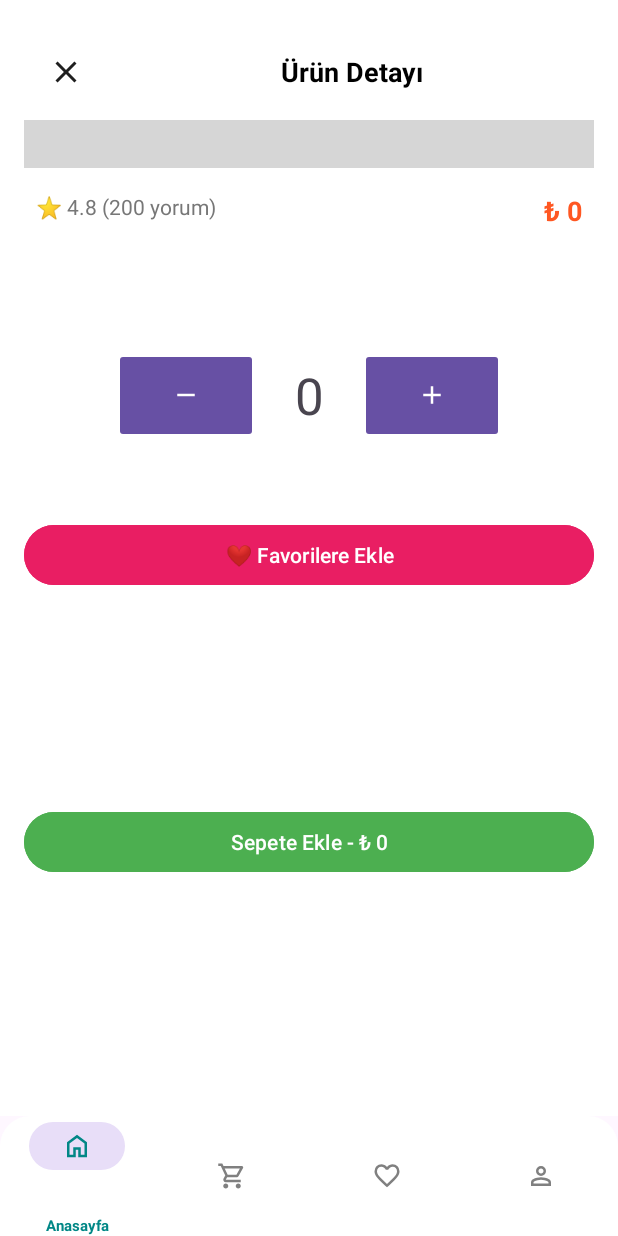
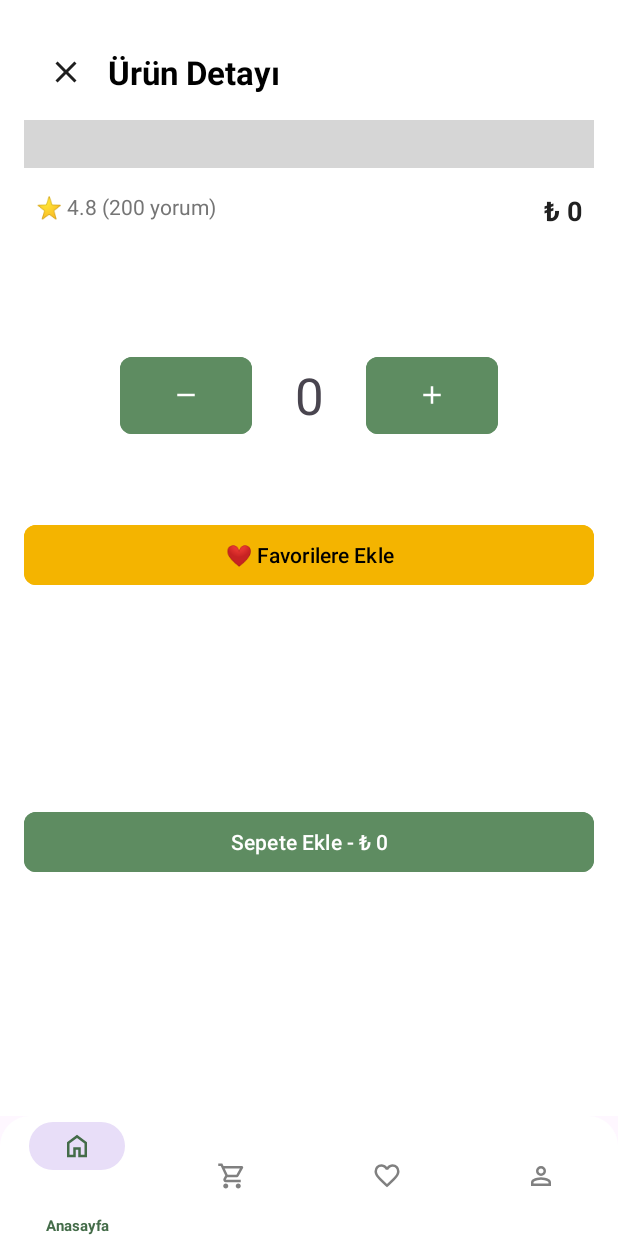
Before and after one commit to HakanEmikk/FoodOrderApp, an Android app: the fragment FoodDetailsFragment placed in its activity, on a phone screen of 412 x 824 dp. Run offline under Robolectric (Android 15) with nearby library versions, the phone set to English and light mode, and no system bars; our stand-ins replace Dagger/Hilt's generated code, navigation-ui; pictures from the network do not load; 2 statements that could not run were skipped; grey boxes are pictures that could not be loaded.

Commit message:
design update

```diff
--- a/app/src/main/res/layout/fragment_food_details.xml
+++ b/app/src/main/res/layout/fragment_food_details.xml
@@ -4,7 +4,7 @@
     xmlns:tools="http://schemas.android.com/tools"
     android:layout_width="match_parent"
     android:layout_height="match_parent"
-    android:background="@android:color/white"
+    android:background="@color/color_surface"
     android:padding="16dp">
 
     <!-- Geri butonu -->
@@ -22,6 +22,7 @@
         android:layout_marginTop="24dp"
         android:text="Pizza Margherita"
         android:textAlignment="center"
+        android:textColor="@color/color_on_surface"
         android:textSize="22sp"
         android:textStyle="bold"
         app:layout_constraintEnd_toEndOf="parent"
@@ -46,7 +47,7 @@
         android:layout_marginStart="8dp"
         android:layout_marginTop="16dp"
         android:text="⭐ 4.8 (200 yorum)"
-        android:textColor="#777"
+        android:textColor="@color/color_hint"
         android:textSize="14sp"
         app:layout_constraintStart_toStartOf="parent"
         app:layout_constraintTop_toBottomOf="@id/iv_food_image" />
@@ -59,7 +60,7 @@
         android:layout_marginTop="16dp"
         android:layout_marginEnd="8dp"
         android:text="₺49.99"
-        android:textColor="#FF5722"
+        android:textColor="@color/color_on_surface"
         android:textSize="18sp"
         android:textStyle="bold"
         app:layout_constraintEnd_toEndOf="parent"
@@ -90,7 +91,8 @@
             android:layout_height="wrap_content"
             android:layout_marginStart="64dp"
             android:layout_marginEnd="16dp"
-            app:cornerRadius="@dimen/cardview_default_radius"
+            android:backgroundTint="@color/color_primary"
+            app:cornerRadius="8dp"
             app:icon="@drawable/remove"
             app:iconGravity="textTop"
             app:iconPadding="0dp"
@@ -121,7 +123,8 @@
             android:layout_height="wrap_content"
             android:layout_marginStart="16dp"
             android:layout_marginEnd="64dp"
-            app:cornerRadius="@dimen/cardview_default_radius"
+            android:backgroundTint="@color/color_primary"
+            app:cornerRadius="8dp"
             app:icon="@drawable/outline_add"
             app:iconGravity="textTop"
             app:iconPadding="0dp"
@@ -137,9 +140,10 @@
         android:layout_width="0dp"
         android:layout_height="wrap_content"
         android:layout_marginTop="52dp"
-        android:backgroundTint="#E91E63"
+        android:backgroundTint="@color/color_secondary"
         android:text="❤ Favorilere Ekle"
-        android:textColor="@android:color/white"
+        android:textColor="@color/color_on_secondary"
+        app:cornerRadius="8dp"
         app:layout_constraintEnd_toEndOf="parent"
         app:layout_constraintHorizontal_bias="0.5"
         app:layout_constraintStart_toStartOf="parent"
@@ -151,9 +155,10 @@
         android:layout_height="wrap_content"
         android:layout_marginTop="12dp"
         android:layout_marginBottom="12dp"
-        android:backgroundTint="#4CAF50"
+        android:backgroundTint="@color/color_primary"
         android:text="🛒 Sepete Ekle - ₺49.99"
-        android:textColor="@android:color/white"
+        android:textColor="@color/color_on_primary"
+        app:cornerRadius="8dp"
         app:layout_constraintBottom_toBottomOf="parent"
         app:layout_constraintEnd_toEndOf="parent"
         app:layout_constraintHorizontal_bias="0.5"
@@ -177,9 +182,9 @@
             android:layout_width="match_parent"
             android:layout_height="match_parent"
             android:text="Ürün Detayı"
-            android:textAlignment="center"
+            android:textAlignment="textStart"
             android:textColor="@color/black"
-            android:textSize="18sp"
+            android:textSize="22sp"
             android:textStyle="bold"
             tools:layout_editor_absoluteX="16dp"
             tools:layout_editor_absoluteY="20dp" />
--- a/app/src/main/res/values/styles.xml
+++ b/app/src/main/res/values/styles.xml
@@ -4,4 +4,9 @@
     <style name="BottomNavTextAppearance" parent="TextAppearance.AppCompat.Caption">
         <item name="android:textSize">10sp</item>
     </style>
+    <style name="ToolbarTitleText" parent="TextAppearance.Widget.AppCompat.Toolbar.Title">
+        <item name="android:textSize">22sp</item> <!-- İstediğin boyutu burada belirle -->
+        <item name="android:textStyle">bold</item>
+        <item name="android:textColor">@color/color_on_primary</item> <!-- Ya da color_on_primary -->
+    </style>
 </resources>
```
Also changed, not shown: app/src/main/res/layout/basket_card_design.xml (+7 -14 lines), app/src/main/res/layout/card_design.xml (+21 -8 lines), app/src/main/res/layout/fragment_basket.xml (+13 -12 lines), app/src/main/res/layout/fragment_homepage.xml (+23 -5 lines), app/src/main/res/values/colors.xml (+37 -81 lines).
